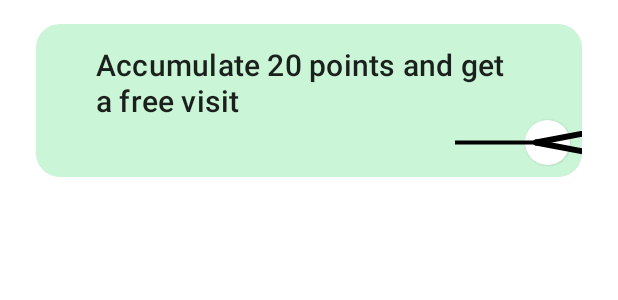
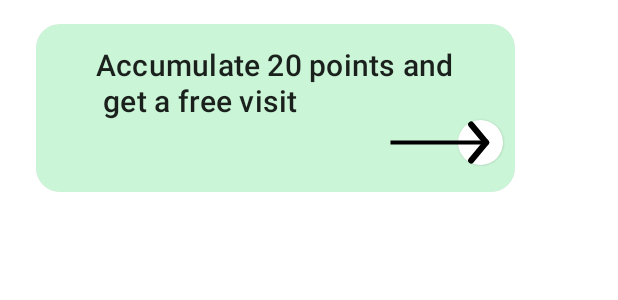
Before and after one commit to spike/Salon, an Android app built with Jetpack Compose: the @Preview function DefaultBannerPreview, on a phone screen of 412 x 824 dp. Shown: the top 300 px of the screen. Run offline under Robolectric (Android 15) with nearby library versions, the phone set to English and light mode, and no system bars.

```diff
--- a/app/src/main/java/com/github/spike/salon/ui/banner/Banner.kt
+++ b/app/src/main/java/com/github/spike/salon/ui/banner/Banner.kt
@@ -13,13 +13,12 @@ import androidx.compose.ui.geometry.Offset
 import androidx.compose.ui.graphics.*
 import androidx.compose.ui.graphics.drawscope.Stroke
 import androidx.compose.ui.text.font.FontWeight
+import androidx.compose.ui.tooling.preview.Devices.NEXUS_5
+import androidx.compose.ui.tooling.preview.Devices.NEXUS_7
+import androidx.compose.ui.tooling.preview.Devices.PIXEL
+import androidx.compose.ui.tooling.preview.Devices.PIXEL_3_XL
 import androidx.compose.ui.tooling.preview.Preview
 import androidx.compose.ui.unit.dp
-import com.github.spike.salon.ui.banner.Devices.NEXUS_5
-import com.github.spike.salon.ui.banner.Devices.NEXUS_5X
-import com.github.spike.salon.ui.banner.Devices.NEXUS_7
-import com.github.spike.salon.ui.banner.Devices.PIXEL
-import com.github.spike.salon.ui.banner.Devices.PIXEL_3_XL
 import com.github.spike.salon.ui.theme.SalonTheme
 
 
@@ -44,16 +43,14 @@ fun Banner() {
         elevation = 2.dp,
         shape = RoundedCornerShape(16.dp),
         backgroundColor = Color(0xFFCBF5D7)
-
     ) {
-        DrawWhiteCircles()
         Column(
             modifier = Modifier.padding(8.dp),
-            verticalArrangement = Arrangement.Center,
+           // verticalArrangement = Arrangement.Center,
             horizontalAlignment = Alignment.End,
         ) {
             Text(
-                    text = "Accumulate 20 points and get a free visit",
+                text = "Accumulate 20 points and\n get a free visit",
                 modifier = Modifier.padding(
                     start = 32.dp,
                     end = 32.dp,
@@ -62,22 +59,12 @@ fun Banner() {
                 style = MaterialTheme.typography.h6,
                 fontWeight = FontWeight.SemiBold
             )
-            Box () {
-
-                Card(
-                    modifier = Modifier
-                        .width(30.dp)
-                        .height(30.dp)
-                        .align(alignment = Alignment.CenterEnd)
-                    ,
-                    shape = CircleShape,
+            Row(
+                modifier = Modifier,
             ) {
-
+                DrawWhiteCircles()
+                DrawCircleArrow(Modifier)
             }
-                CallToActionArrow()
-            }
-
-
         }
     }
 }
@@ -86,53 +73,19 @@ fun Banner() {
 fun DrawWhiteCircles() {
     Canvas(
         modifier = Modifier
-            .size(size = 80.dp)
+            .size(size = 40.dp)
     ) {
         drawCircle(
             color = Color.White,
-            center = Offset(224f, 340f),
+            center = Offset(30.dp.toPx(), 180f),
             radius = 46.dp.toPx(),
             style = Stroke(width = 2.dp.toPx()),
         )
         drawCircle(
             color = Color.White,
-            center = Offset(320f, 358f),
+            center = Offset(0.dp.toPx(), 180.dp.toPx()),
             radius = 42.dp.toPx(),
             style = Stroke(width = 2.dp.toPx()),
-        )
-    }
-
-}
-@Composable
-fun CallToActionArrow() {
-    Canvas(modifier = Modifier
-        .width(90.dp)
-        .height(30.dp)
-
-    ) {
-        val canvasWidth = size.width
-        val canvasHeight = size.height
-
-        drawLine(
-            start = Offset(x = canvasWidth-34f, y = canvasHeight/2),
-            end = Offset(x = 20f, y = canvasHeight/2),
-            color = Color.Black,
-            strokeWidth = 4f
-        )
-        drawLine(
-            start = Offset(x = canvasWidth-34f, y = canvasHeight/2),
-            end = Offset(x = 196f, y = canvasHeight/2+18),
-            color = Color.Black,
-            strokeWidth = 6f,
-            cap= StrokeCap.Round
-        )
-        drawLine(
-            start = Offset(x = canvasWidth-34f, y = canvasHeight/2),
-            end = Offset(x = 196f, y = canvasHeight/2-18),
-            color = Color.Black,
-            strokeWidth = 6f,
-            cap= StrokeCap.Round
-
         )
     }
 }
@@ -182,25 +135,25 @@ fun DefaultBannerPreviewOnNexus7() {
         }
     }
 }
-
+/*
 object Devices {
     const val DEFAULT = ""
 
-    const val NEXUS_7 = "id:Nexus 7"
+   // const val NEXUS_7 = "id:Nexus 7"
     const val NEXUS_7_2013 = "id:Nexus 7 2013"
-    const val NEXUS_5 = "id:Nexus 5"
+   // const val NEXUS_5 = "id:Nexus 5"
     const val NEXUS_6 = "id:Nexus 6"
     const val NEXUS_9 = "id:Nexus 9"
     const val NEXUS_10 = "name:Nexus 10"
     const val NEXUS_5X = "id:Nexus 5X"
     const val NEXUS_6P = "id:Nexus 6P"
     const val PIXEL_C = "id:pixel_c"
-    const val PIXEL = "id:pixel"
+   // const val PIXEL = "id:pixel"
     const val PIXEL_XL = "id:pixel_xl"
     const val PIXEL_2 = "id:pixel_2"
     const val PIXEL_2_XL = "id:pixel_2_xl"
     const val PIXEL_3 = "id:pixel_3"
-    const val PIXEL_3_XL = "id:pixel_3_xl"
+  //  const val PIXEL_3_XL = "id:pixel_3_xl"
     const val PIXEL_3A = "id:pixel_3a"
     const val PIXEL_3A_XL = "id:pixel_3a_xl"
     const val PIXEL_4 = "id:pixel_4"
@@ -208,3 +161,5 @@ object Devices {
 
     const val AUTOMOTIVE_1024p = "id:automotive_1024p_landscape"
 }
+
+ */
```
Lines whose indentation alone changed are shown as unchanged.
